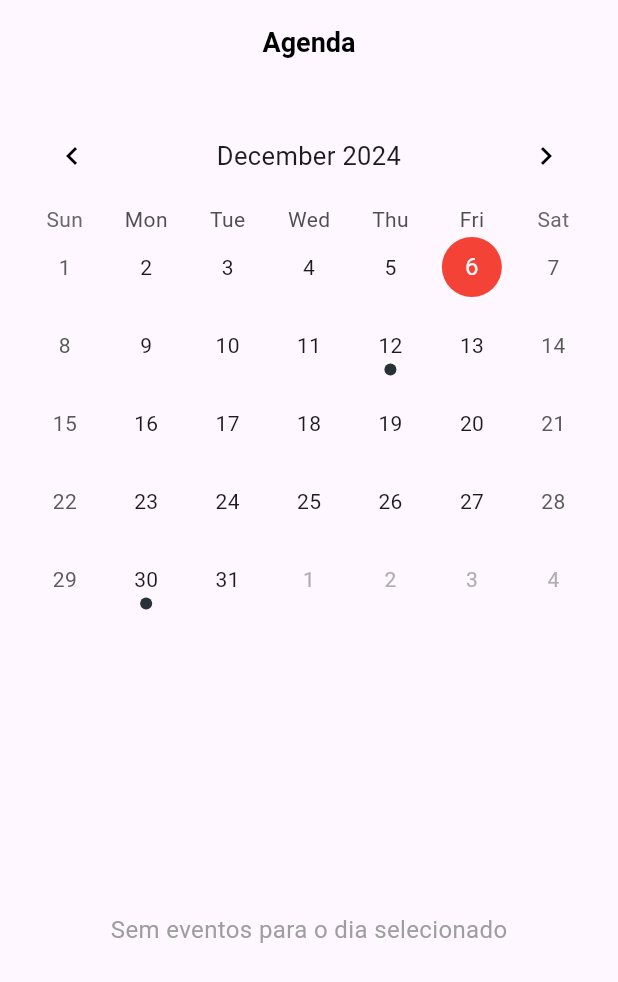
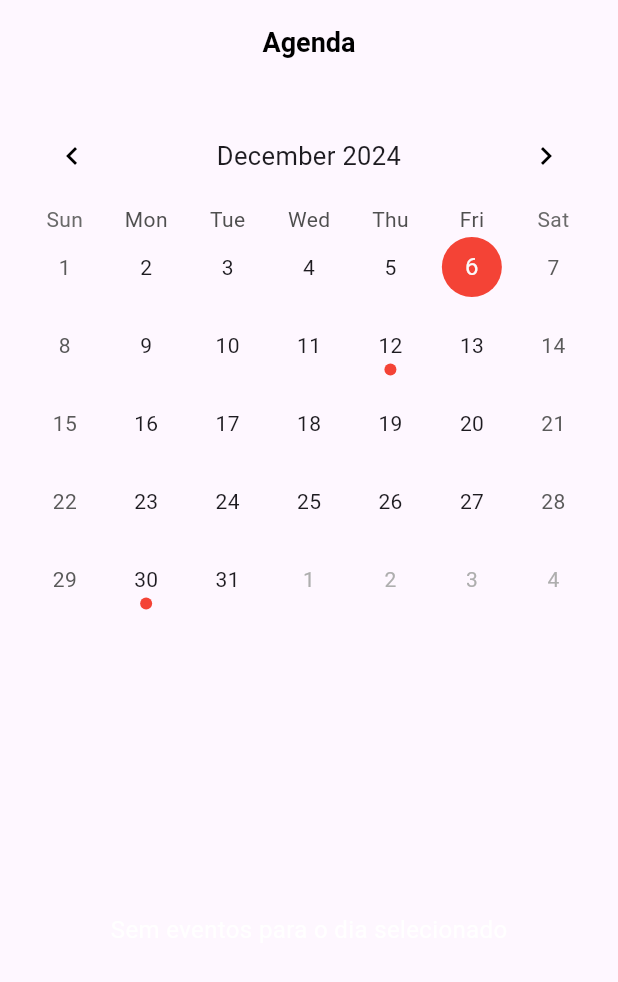
Before and after one commit to Raph40/Flutter_Trabalho_Final, a Flutter app: the AgendaPage screen opened directly, on a phone screen of 412 x 824 dp. Shown: the top 982 px of the screen. Run offline on Flutter 3.47's test engine with Material 3 defaults, Android fonts, the phone set to English and light mode, and no system bars; drawn by our look-alikes of table_calendar; our stand-ins replace cloud_firestore, firebase_auth, firebase_core, fl_chart, flutter_local_notifications, material_design_icons_flutter and 1 more; missing offline and left inert: colorful_iconify_flutter, iconify_flutter; accounts and stored records are empty; network calls fail.

Commit message:
Update: agenda atualizada

```diff
--- a/lib/agenda.dart
+++ b/lib/agenda.dart
@@ -83,6 +83,12 @@ class _AgendaPageState extends State<AgendaPage> {
                   color: Colors.red[500],
                   shape: BoxShape.circle,
                 ),
+                markerDecoration: BoxDecoration(
+                  color: Theme.of(context).brightness == Brightness.dark
+                      ? Colors.white // Cor no modo escuro
+                      : Colors.red,   // Cor no modo claro
+                  shape: BoxShape.circle, // Formato dos marcadores
+                ),
               ),
             ),
             SizedBox(height: 20),
@@ -93,7 +99,7 @@ class _AgendaPageState extends State<AgendaPage> {
                   ? Center(
                 child: Text(
                   'Sem eventos para o dia selecionado',
-                  style: TextStyle(fontSize: 16, color: Colors.grey),
+                  style: TextStyle(fontSize: 16, color: Colors.white),
                 ),
               )
                   : ListView.separated(
```
